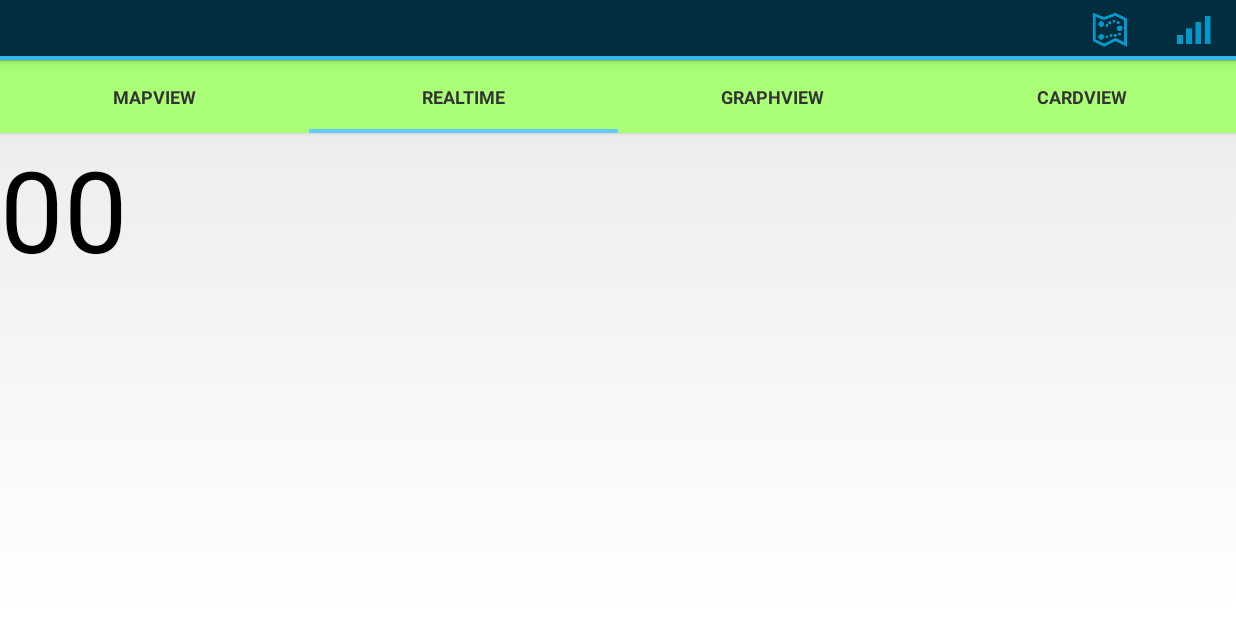
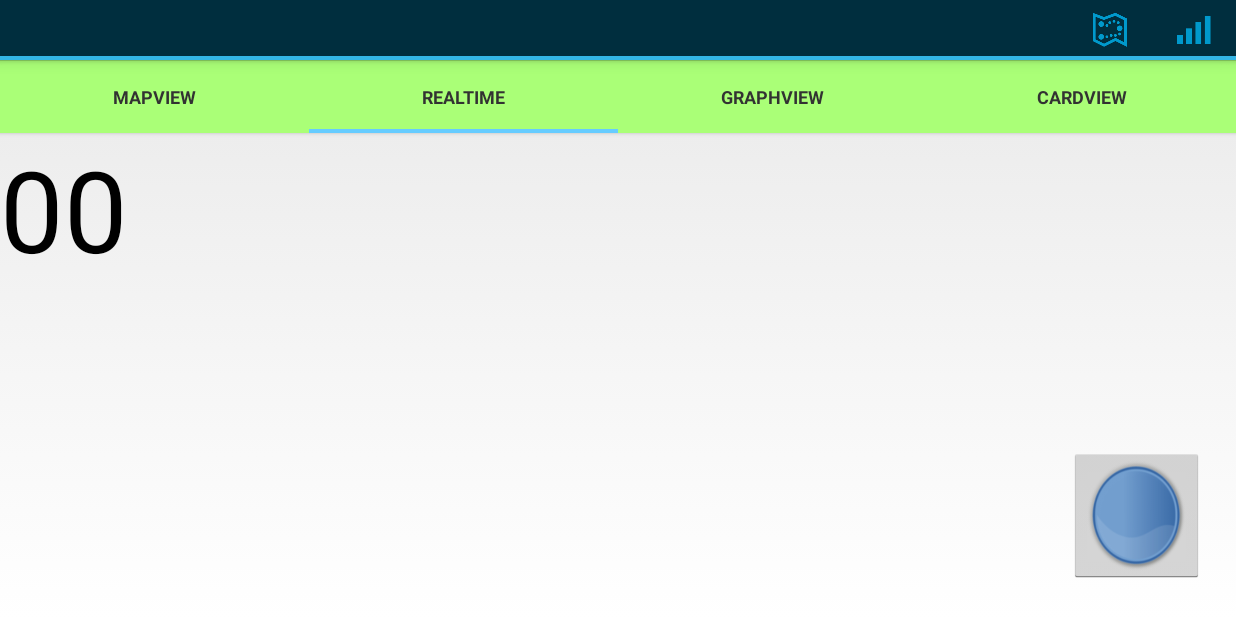
Before and after one commit to jayprat95/MindMapper, an Android app: the screen it shows after launch (MainActivity), after a tap on "REALTIME", on a phone screen of 824 x 412 dp (held sideways). Run offline under Robolectric (Android 15) with nearby library versions, the phone set to English and light mode, and no system bars; libraries missing offline, so code that uses them is left out: com.github.mikephil.charting, com.opencsv; 36 statements that could not run were skipped.

Commit message:
working ugly fab button

```diff
--- a/mindMapperApp/src/main/java/edu/engagement/application/MainActivity.java
+++ b/mindMapperApp/src/main/java/edu/engagement/application/MainActivity.java
@@ -10,17 +10,10 @@ import java.util.Set;
 import java.util.Queue;
 
 
-
-
-
-
-
-
-
-
 //import zephyr.android.HxMBT.BTClient;
 //import zephyr.android.HxMBT.ZephyrProtocol;
 import android.app.ActionBar;
+import android.app.Activity;
 import android.bluetooth.BluetoothAdapter;
 import android.bluetooth.BluetoothDevice;
 import android.content.BroadcastReceiver;
@@ -41,6 +34,7 @@ import android.view.Menu;
 import android.view.MenuInflater;
 import android.view.MenuItem;
 import android.view.View;
+import android.widget.ImageButton;
 import android.widget.TextView;
 import android.widget.Toast;
 
@@ -68,15 +62,22 @@ import edu.engagement.application.SlidingTab.*;
 public class MainActivity extends FragmentActivity {
 
 
-    /** Sliding Tabs variables */
+    /**
+     * Sliding Tabs variables
+     */
     private Toolbar toolbar;
     private ViewPager pager;
     private ViewPagerAdapter adapter;
     private SlidingTabLayout tabs;
-    private CharSequence Titles[]={"MapView","RealTime", "GraphView", "CardView"};
+    private CharSequence Titles[] = {"MapView", "RealTime", "GraphView", "CardView"};
     private int Numboftabs = 4;
 
-
+    /**
+     * Fab Button variables
+     */
+    private ImageButton fab;
+    private boolean fabClicked;
+    private boolean serviceStarted;
 
     ActionMode mActionMode = null;
 
@@ -124,10 +125,12 @@ public class MainActivity extends FragmentActivity {
     private Queue<Integer> recentAttentionLevels = new LinkedList<Integer>();
 
     // Method to start the service
-    public void startService(View view) {
+    public void startService() {
 
-    	System.out.println("=======================================================================WAHOOOO");
+        if (!serviceStarted) {
+            serviceStarted = true;
 
+//            Toast.makeText(this, "service started", Toast.LENGTH_SHORT).show();
 		/* Place Picker Experiment */
             int PLACE_PICKER_REQUEST = 1;
             PlacePicker.IntentBuilder builder = new PlacePicker.IntentBuilder();
@@ -148,7 +151,7 @@ public class MainActivity extends FragmentActivity {
             }
 
             startService(new Intent(getBaseContext(), MindwaveService.class));
-
+        }
 
     }
 
@@ -225,15 +228,15 @@ public class MainActivity extends FragmentActivity {
     }
 
 
-	public void setAttentionText(int attention){
+    public void setAttentionText(int attention) {
         recentAttentionLevels.add(new Integer(attention));
         recentAttentionLevels.add(new Integer(tempCounter));
         System.out.println("RecentAttentionLevels: " + recentAttentionLevels.toString());
         System.out.println("RecentAttentionLevels size: " + recentAttentionLevels.size());
-		if(recentAttentionLevels.size() > 5){
+        if (recentAttentionLevels.size() > 5) {
             recentAttentionLevels.remove();
         }
-		if(realTime && realFragment!=null){
+        if (realTime && realFragment != null) {
             Queue<Integer> copyAttention = recentAttentionLevels;
 //			realFragment.setAttention(recentAttentionLevels);
             realFragment.setAttention(copyAttention);
@@ -244,15 +247,10 @@ public class MainActivity extends FragmentActivity {
     /* END */
 
     @Override
-	protected void onCreate(Bundle savedInstanceState)
-	{
+    protected void onCreate(Bundle savedInstanceState) {
         super.onCreate(savedInstanceState);
 
         setContentView(R.layout.activity_main);
-
-
-
-
 
 
         /** Sliding Tabs Shit */
@@ -264,7 +262,7 @@ public class MainActivity extends FragmentActivity {
 
 
         // Creating The ViewPagerAdapter and Passing Fragment Manager, Titles fot the Tabs and Number Of Tabs.
-        adapter =  new ViewPagerAdapter(getSupportFragmentManager(),Titles,Numboftabs);
+        adapter = new ViewPagerAdapter(getSupportFragmentManager(), Titles, Numboftabs);
 
         // Assigning ViewPager View and setting the adapter
         pager = (ViewPager) findViewById(R.id.pager);
@@ -287,6 +285,24 @@ public class MainActivity extends FragmentActivity {
 
         /** End of Sliding Tabs Shit */
 
+        /** Fab Button Shit */
+        fab = (ImageButton) findViewById(R.id.fabButton);
+        fabClicked = false;
+        serviceStarted = false;
+        final Activity thisActivity = this; // Use this for the toast
+        fab.setOnClickListener(new View.OnClickListener() {
+            @Override
+            public void onClick(View v) {
+                if (fabClicked == false) {
+                    fabClicked = true;
+                    Toast.makeText(thisActivity, "Connecting to Mind wave device", Toast.LENGTH_LONG).show();
+                }
+                // Move to real time fragment
+                pager.setCurrentItem(1, true);
+                startService();
+            }
+        });
+        /** End of Fab Button Shit */
 
 
         System.out.println("Opened data source (DB)");
@@ -300,7 +316,7 @@ public class MainActivity extends FragmentActivity {
     }
 
 
-	private void initActionBar(){
+    private void initActionBar() {
         // Set up the action bar.
         final ActionBar actionBar = getActionBar();
         actionBar.setNavigationMode(ActionBar.NAVIGATION_MODE_STANDARD);
@@ -325,6 +341,7 @@ public class MainActivity extends FragmentActivity {
         return super.onCreateOptionsMenu(menu);
         //return true;
     }
+
     @Override
     protected void onPostCreate(Bundle savedInstanceState) {
         super.onPostCreate(savedInstanceState);
@@ -351,13 +368,11 @@ public class MainActivity extends FragmentActivity {
     }
 
 
-	private ActionMode.Callback mActionModeCallback = new ActionMode.Callback()
-	{
+    private ActionMode.Callback mActionModeCallback = new ActionMode.Callback() {
 
         // Called when the action mode is created; startActionMode() was called
         @Override
-		public boolean onCreateActionMode(ActionMode mode, Menu menu)
-		{
+        public boolean onCreateActionMode(ActionMode mode, Menu menu) {
             // Inflate a menu resource providing context menu items
             MenuInflater inflater = mode.getMenuInflater();
             inflater.inflate(R.menu.reflection, menu);
@@ -368,15 +383,13 @@ public class MainActivity extends FragmentActivity {
         // onCreateActionMode, but
         // may be called multiple times if the mode is invalidated.
         @Override
-		public boolean onPrepareActionMode(ActionMode mode, Menu menu)
-		{
+        public boolean onPrepareActionMode(ActionMode mode, Menu menu) {
             return false; // Return false if nothing is done
         }
 
         // Called when the user selects a contextual menu item
         @Override
-		public boolean onActionItemClicked(ActionMode mode, MenuItem item)
-		{
+        public boolean onActionItemClicked(ActionMode mode, MenuItem item) {
 
 //
             int itemId = item.getItemId();
@@ -389,20 +402,19 @@ public class MainActivity extends FragmentActivity {
 
         // Called when the user exits the action mode
         @Override
-		public void onDestroyActionMode(ActionMode mode)
-		{
+        public void onDestroyActionMode(ActionMode mode) {
             //mActionMode = null;
             MainActivity.this.onBackPressed();
         }
     };
+
     @Override
-	public void onBackPressed(){
+    public void onBackPressed() {
         super.onBackPressed();
     }
 
     @Override
-	public void onDestroy()
-	{
+    public void onDestroy() {
         super.onDestroy();
     }
 
@@ -554,30 +566,30 @@ public class MainActivity extends FragmentActivity {
 //		return results;
 //	}
     @Override
-	public void onStart(){
+    public void onStart() {
         super.onStart();
         //generateRandomData();
         //start timer to check location every minute
 
     }
+
     @Override
-	public void onPause(){
+    public void onPause() {
         super.onPause();
     }
-	public static double round(double unrounded, int precision, int roundingMode)
-	{
+
+    public static double round(double unrounded, int precision, int roundingMode) {
         BigDecimal bd = new BigDecimal(unrounded);
         BigDecimal rounded = bd.setScale(precision, roundingMode);
         return rounded.doubleValue();
     }
-	public void redrawGraphs(){
 
-		if(xyGraphFragment != null)
-		{
+    public void redrawGraphs() {
+
+        if (xyGraphFragment != null) {
             xyGraphFragment.redraw();
         }
-		if(rangeGraphFragment != null)
-		{
+        if (rangeGraphFragment != null) {
             rangeGraphFragment.redraw();
         }
     }
--- a/mindMapperApp/src/main/res/layout/activity_main.xml
+++ b/mindMapperApp/src/main/res/layout/activity_main.xml
@@ -54,13 +54,24 @@
 
     <android.support.v4.view.ViewPager
         android:id="@+id/pager"
-
         android:layout_height="match_parent"
         android:layout_width="match_parent"
         android:layout_weight="1"
         android:layout_below="@+id/tabs"
-        ></android.support.v4.view.ViewPager>
+        />
 
+    <ImageButton
+        android:layout_width="90dp"
+        android:layout_height="90dp"
+        android:id="@+id/fabButton"
+        android:src="@drawable/circ"
+        android:layout_marginRight="21dp"
+        android:layout_marginEnd="21dp"
+        android:layout_marginBottom="23dp"
+        android:layout_alignParentBottom="true"
+        android:layout_alignParentRight="true"
+        android:layout_alignParentEnd="true"
+        android:scaleType="fitXY"/>
 
 
 </RelativeLayout>
```
Also changed, not shown: 30 other files. Lines whose indentation alone changed are shown as unchanged.
